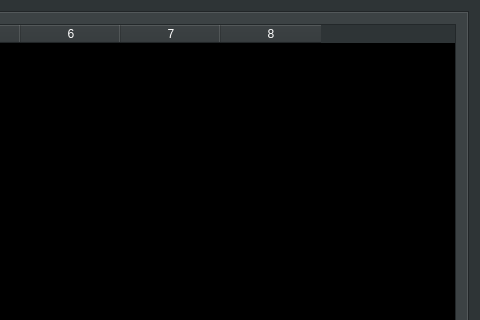
First picture: the form in MainWindow.ui, repository SwissalpS/QtSssSNibblers, before the edit; both pictures show x 528 to 1008 and y 0 to 320 of the 1008 by 562 pixel window.
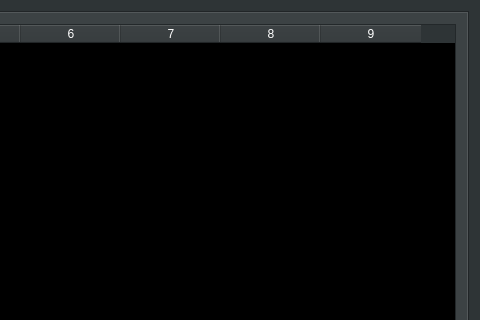
Second picture: the form after the edit. The open tabs and pages were chosen to show the change.

Commit message:
History table adjusted to 9 columns
this is done in code anyway so not important

```diff
--- a/MainWindow.ui
+++ b/MainWindow.ui
@@ -4128,6 +4128,9 @@
        <layout class="QGridLayout" name="gridLayout_6">
         <item row="0" column="0">
          <widget class="QTableWidget" name="tableScore">
+          <property name="sizeAdjustPolicy">
+           <enum>QAbstractScrollArea::AdjustToContents</enum>
+          </property>
           <property name="alternatingRowColors">
            <bool>true</bool>
           </property>
@@ -4135,7 +4138,7 @@
            <bool>true</bool>
           </property>
           <property name="columnCount">
-           <number>8</number>
+           <number>9</number>
           </property>
           <column/>
           <column/>
@@ -4145,6 +4148,7 @@
           <column/>
           <column/>
           <column/>
+          <column/>
          </widget>
         </item>
        </layout>
```
Left out of the diff: 2 changed lines with no effect on the pictures.
